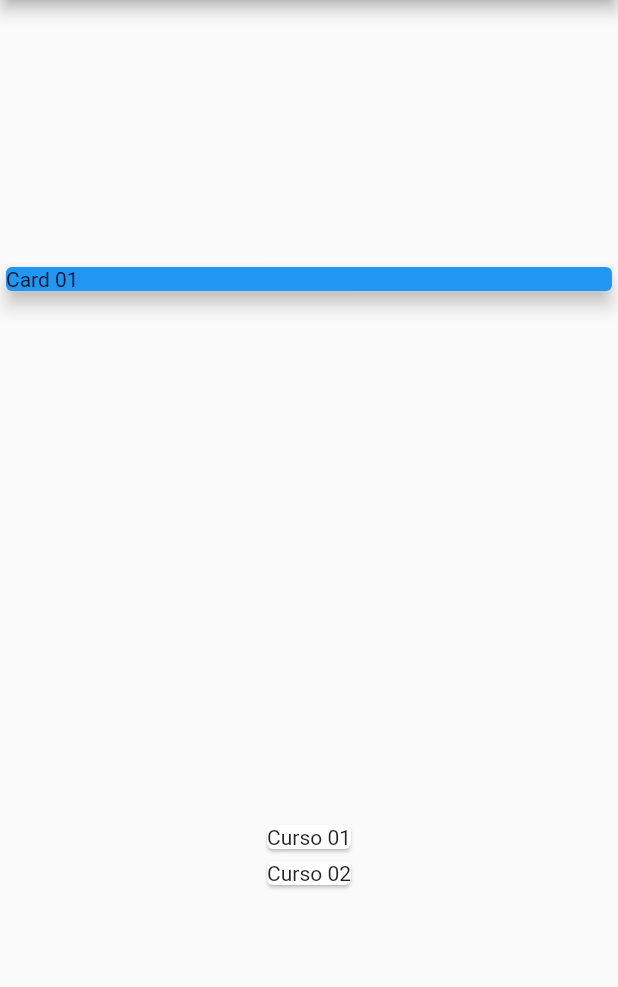
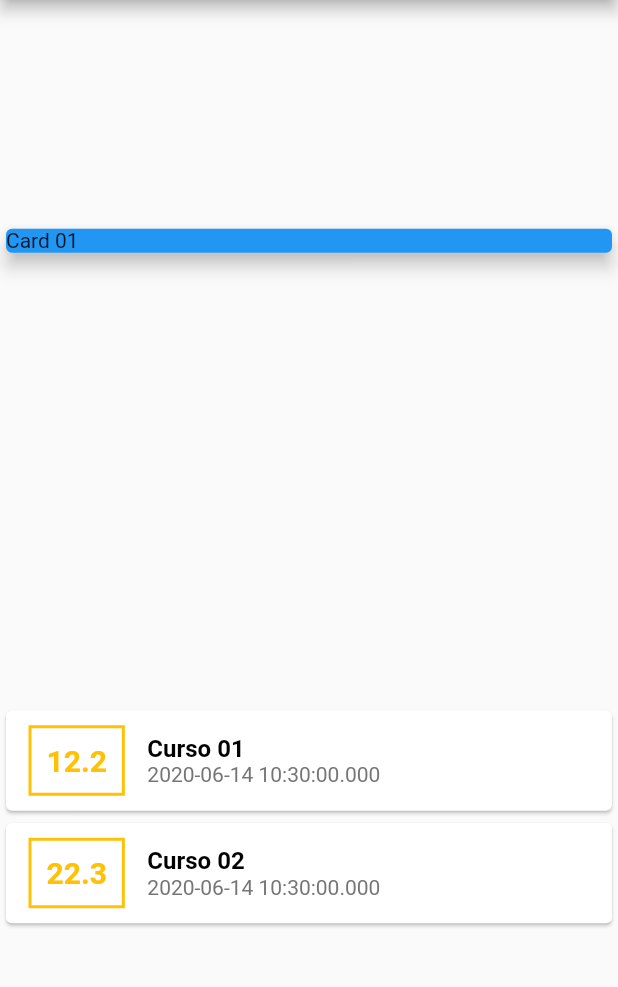
Before and after one commit to kalebrozo/despesas, a Flutter app: the screen it shows after launch, on a phone screen of 412 x 824 dp, the part 84-1071 px from its top. Run offline on Flutter 3.47's test engine with Material 2 defaults, Android fonts, the phone set to English and light mode, and no system bars.

Commit message:
Estruturando card

```diff
--- a/lib/main.dart
+++ b/lib/main.dart
@@ -46,13 +46,54 @@ class MyHomePage extends StatelessWidget {
               elevation: 5,
             ),
           ),
-         Column(
-           children: _transactions.map((tr) {
-             return Card (
-               child: Text(tr.title)
-             );
-           }).toList(),
-         )
+          Column(
+            children: _transactions.map((tr) {
+              return Card(
+                  child: Row(
+                children: <Widget>[
+                  Container(
+                    margin: EdgeInsets.symmetric(
+                      horizontal: 15,
+                      vertical: 10,
+                    ),
+                    decoration: BoxDecoration(
+                        border: Border.all(
+                      color: Colors.amber,
+                      width: 2,
+                    )),
+                    padding: EdgeInsets.all(10),
+                    child: Text(
+                      tr.value.toString(),
+                      style: TextStyle(
+                        fontWeight: FontWeight.bold,
+                        fontSize: 20,
+                        color: Colors.amber,
+                      ),
+                    ),
+                  ),
+                  Column(
+                    crossAxisAlignment: CrossAxisAlignment.start,
+                    children: <Widget>[
+                      Text(
+                        tr.title,
+                        style: TextStyle(
+                            color: Colors.black,
+                            fontSize: 16,
+                            fontWeight: FontWeight.bold),
+                      ),
+                      Text(
+                        tr.date.toString(),
+                         style: TextStyle(
+                          color: Colors.grey[600],
+                          fontSize: 14,
+                        ),
+                      ),
+                    ],
+                  )
+                ],
+              ));
+            }).toList(),
+          )
         ],
       ),
     );
```
